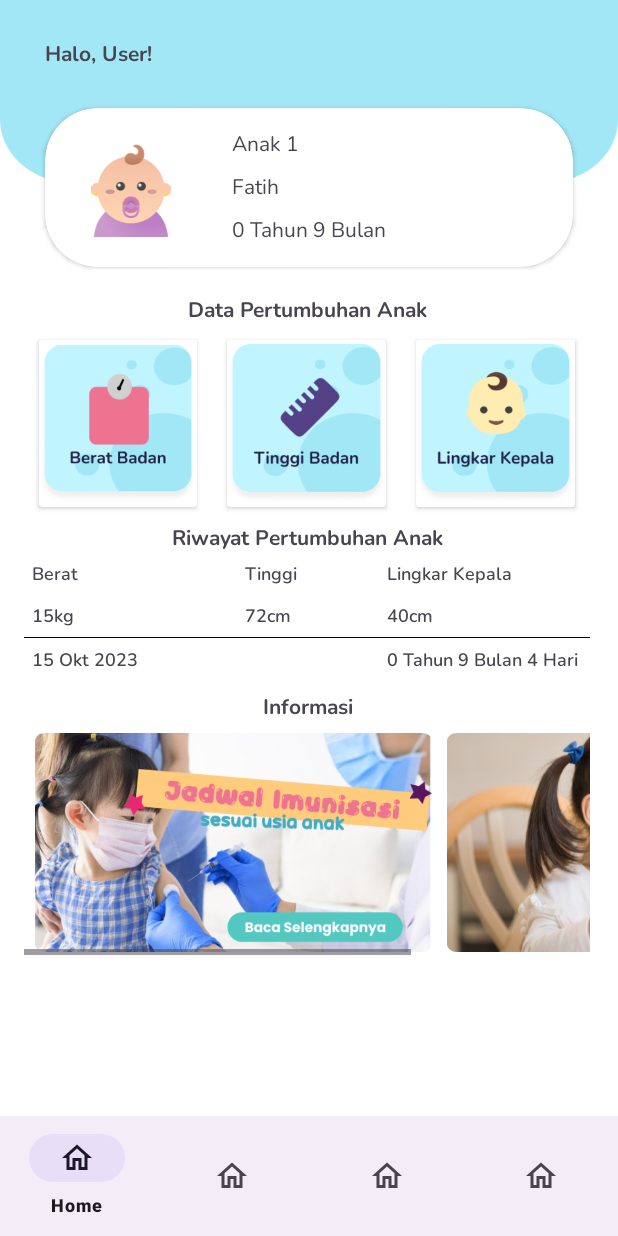
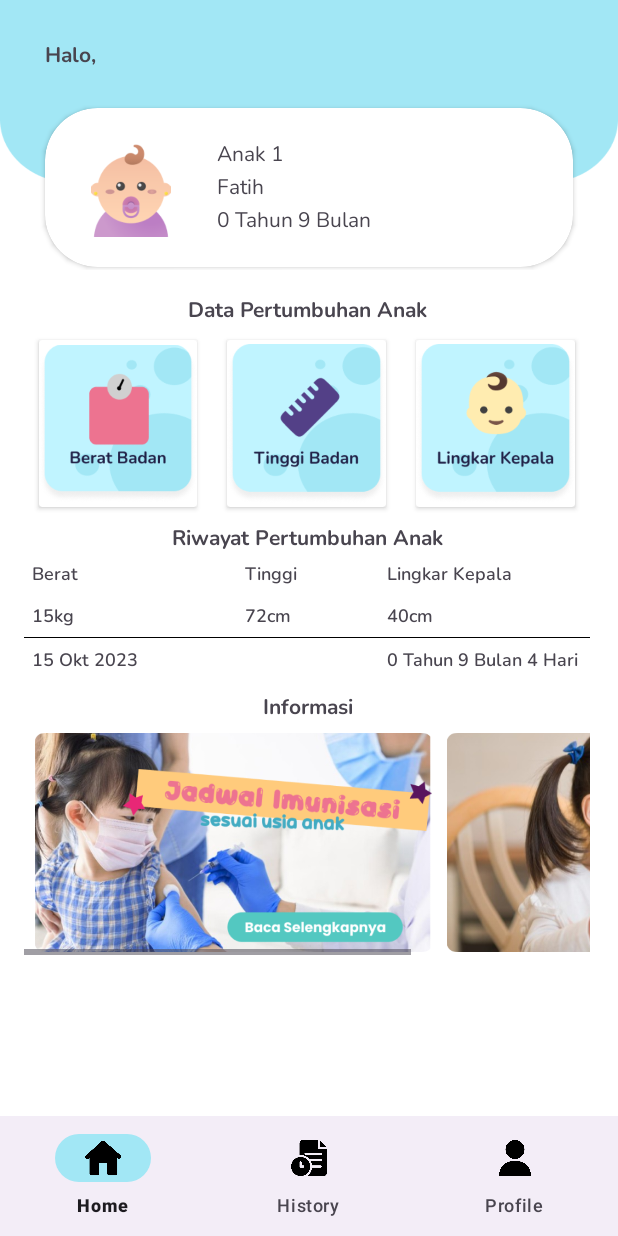
Before and after one commit to luhihsan/LilMile, an Android app: the Homepage screen opened directly, with no data from a screen before it, on a phone screen of 412 x 824 dp. Run offline under Robolectric (Android 15) with nearby library versions, the phone set to English and light mode, and no system bars.

Commit message:
add preferences for transfer var

```diff
--- a/app/src/main/AndroidManifest.xml
+++ b/app/src/main/AndroidManifest.xml
@@ -12,7 +12,7 @@
         android:label="@string/app_name"
         android:roundIcon="@mipmap/ic_launcher_round"
         android:supportsRtl="true"
-        android:theme="@style/Theme.Coba_LilMile"
+        android:theme="@style/Theme.LilMile"
         tools:targetApi="31">
         <activity
             android:name=".welcome_page"
--- a/app/src/main/java/com/example/coba_lilmile/Homepage.kt
+++ b/app/src/main/java/com/example/coba_lilmile/Homepage.kt
@@ -4,19 +4,36 @@ import android.content.Intent
 import androidx.appcompat.app.AppCompatActivity
 import android.os.Bundle
 import android.widget.EditText
+import android.widget.TextView
 import androidx.cardview.widget.CardView
+import androidx.core.graphics.toColor
+import com.example.coba_lilmile.util.PreferenceHelper
 import com.google.android.material.bottomnavigation.BottomNavigationView
 
 class Homepage : AppCompatActivity() {
 
     private lateinit var pageTB: CardView
     private lateinit var bottomNavigation: BottomNavigationView
+    private lateinit var namaUser: TextView
+    private lateinit var preference: PreferenceHelper
 
     override fun onCreate(savedInstanceState: Bundle?) {
         super.onCreate(savedInstanceState)
         setContentView(R.layout.activity_homepage)
 
-        /*bottomNavigation.selectedItemId = R.id.item_1*/
+        namaUser = findViewById(R.id.textGreetingUser)
+        preference = PreferenceHelper(this)
+
+        namaUser.setText(preference.getValues("username"))
+
+        bottomNavigation = findViewById(R.id.bottom_navigation)
+
+        bottomNavigation.selectedItemId = R.id.menu_1
+
+        findViewById<BottomNavigationView>(R.id.bottom_navigation) .itemActiveIndicatorColor = getColorStateList(R.color.mainBlue)
+
+
+
 
         pageTB = findViewById<CardView>(R.id.btnTB)
 
--- a/app/src/main/java/com/example/coba_lilmile/DataPengguna.kt
+++ b/app/src/main/java/com/example/coba_lilmile/util/DataPengguna.kt
@@ -1,4 +1,4 @@
-package com.example.coba_lilmile
+package com.example.coba_lilmile.util
 
 import java.util.UUID
 
--- /dev/null
+++ b/app/src/main/java/com/example/coba_lilmile/util/PreferenceHelper.kt
@@ -0,0 +1,36 @@
+package com.example.coba_lilmile.util
+
+import android.content.Context
+import android.content.SharedPreferences
+
+class PreferenceHelper (val context: Context){
+
+    companion object {
+        const val USER_PREF = "USER_PREF"
+    }
+
+    private val USER_PREF = "USER_PREF"
+    private val sharedPreferences: SharedPreferences
+    val editor: SharedPreferences.Editor
+
+    init {
+        sharedPreferences = context.getSharedPreferences(USER_PREF, 0)
+        editor = sharedPreferences.edit()
+    }
+
+    fun setValues(key : String, value : String) {
+        editor.putString(key, value)
+            .apply()
+    }
+
+    fun getValues(key: String): String? {
+        return sharedPreferences.getString(key, "")
+
+    }
+
+    fun clear(){
+        editor.clear()
+            .apply()
+    }
+
+}
--- a/app/src/main/res/layout/activity_homepage.xml
+++ b/app/src/main/res/layout/activity_homepage.xml
@@ -21,16 +21,33 @@
             android:background="@drawable/bg_top_home_2"
             android:orientation="vertical">
 
+            <LinearLayout
+                android:layout_width="match_parent"
+                android:layout_height="wrap_content"
+                android:orientation="horizontal">
+
                 <TextView
                     android:id="@+id/textGreeting"
-                android:layout_width="match_parent"
+                    android:layout_width="wrap_content"
                     android:layout_height="72dp"
                     android:layout_marginLeft="30dp"
                     android:fontFamily="@font/nunito_bold"
                     android:gravity="center_vertical"
-                android:text="Halo, User!"
+                    android:text="Halo, "
                     android:textAlignment="textStart"
                     android:textStyle="bold" />
+
+                <TextView
+                    android:id="@+id/textGreetingUser"
+                    android:layout_width="wrap_content"
+                    android:layout_height="72dp"
+                    android:layout_weight="1"
+                    android:fontFamily="@font/nunito_bold"
+                    android:gravity="center_vertical"
+                    android:text="@string/greetingUser"
+                    android:textAlignment="textStart"
+                    android:textStyle="bold" />
+            </LinearLayout>
 
             <androidx.cardview.widget.CardView
                 android:id="@+id/cardAnak"
@@ -57,9 +74,9 @@
                     <LinearLayout
                         android:layout_width="match_parent"
                         android:layout_height="match_parent"
-                        android:layout_marginLeft="20dp"
                         android:layout_weight="5"
-                        android:orientation="vertical">
+                        android:orientation="vertical"
+                        android:padding="10dp">
 
                         <TextView
                             android:id="@+id/numberAnak"
@@ -77,7 +94,7 @@
                             android:layout_weight="1"
                             android:fontFamily="@font/nunito_regular"
                             android:gravity="center_vertical"
-                            android:text="Fatih" />
+                            android:text="@string/namaAnak" />
 
                         <TextView
                             android:id="@+id/usiaAnak"
@@ -86,7 +103,7 @@
                             android:layout_weight="1"
                             android:fontFamily="@font/nunito_regular"
                             android:gravity="center_vertical"
-                            android:text="0 Tahun 9 Bulan" />
+                            android:text="@string/umurANak" />
                     </LinearLayout>
                 </LinearLayout>
             </androidx.cardview.widget.CardView>
@@ -375,10 +392,14 @@
         android:id="@+id/bottom_navigation"
         android:layout_width="match_parent"
         android:layout_height="wrap_content"
+        app:itemHorizontalTranslationEnabled="false"
+        app:itemIconTint="@color/black"
         app:layout_constraintBottom_toBottomOf="parent"
         app:layout_constraintEnd_toEndOf="parent"
         app:layout_constraintStart_toStartOf="parent"
         app:layout_constraintTop_toTopOf="parent"
+
+
         app:layout_constraintVertical_bias="1.0"
         app:menu="@menu/bottom_navigation_menu" />
 
--- a/app/src/main/res/menu/bottom_navigation_menu.xml
+++ b/app/src/main/res/menu/bottom_navigation_menu.xml
@@ -1,24 +1,20 @@
 <?xml version="1.0" encoding="utf-8"?>
 <menu xmlns:android="http://schemas.android.com/apk/res/android">
     <item
-        android:id="@+id/item_1"
+        android:id="@+id/menu_1"
         android:enabled="true"
-        android:icon="@drawable/ic_home2"
+        android:icon="@drawable/ic_home"
         android:title="Home"/>
     <item
-        android:id="@+id/item_2"
-        android:enabled="true"
-        android:icon="@drawable/ic_home2"
-        android:title="Home"/>
+        android:id="@+id/menu_2"
+        android:enabled="false"
+        android:icon="@drawable/ic_history"
+        android:title="History"/>
     <item
-        android:id="@+id/item_3"
-        android:enabled="true"
-        android:icon="@drawable/ic_home2"
-        android:title="Home"/>
-    <item
-        android:id="@+id/item_4"
-        android:enabled="true"
-        android:icon="@drawable/ic_home2"
-        android:title="Home"/>
+        android:id="@+id/menu_3"
+        android:enabled="false"
+        android:icon="@drawable/ic_profile"
+        android:title="Profile"/>
+
 
 </menu>
--- /dev/null
+++ b/app/src/main/res/values/bottom_navigation_colors.xml
@@ -0,0 +1,4 @@
+<?xml version="1.0" encoding="utf-8"?>
+<resources>
+    <color name="bottom_navigation_selected_badge_color">@color/mainBlue</color>
+</resources>
--- a/app/src/main/res/values/strings.xml
+++ b/app/src/main/res/values/strings.xml
@@ -30,8 +30,13 @@
     <string name="fill_provinsi">Masukkan Provinsi</string>
     <string name="provinsi">Provinsi</string>
     <string name="opsiDetail">Tinggi Badan (cm)</string>
-    <string name="interPret">Interpretasi: Normal</string>
+    <string name="interPret">Interpretasi: </string>
+    <string name="hasilInterpret">-</string>
     <string name="hasilInter">Tinggi badan anak sesuai umur. Pantau ulang tinggi badan secara berkala</string>
+    <string name="greetingUser"> User!</string>
+
+    <string name="namaAnak">Fatih</string>
+    <string name="umurANak">0 Tahun 9 Bulan</string>
 
 
     <string name="judulChart">Tinggi Badan</string>
--- a/app/src/main/res/values/themes.xml
+++ b/app/src/main/res/values/themes.xml
@@ -1,9 +1,22 @@
 <resources xmlns:tools="http://schemas.android.com/tools">
     <!-- Base application theme. -->
-    <style name="Base.Theme.Coba_LilMile" parent="Theme.Material3.DayNight.NoActionBar">
-        <!-- Customize your light theme here. -->
-        <!-- <item name="colorPrimary">@color/my_light_primary</item> -->
+    <style name="Theme.LilMile" parent="Theme.Material3.DayNight.NoActionBar">
+        <item name="colorPrimary">@color/mainBlue</item>
+        <item name="colorPrimaryVariant">@color/mainBlue</item>
+        <item name="colorOnPrimary">@color/mainBlue</item>
+        <!-- Secondary brand color. -->
+        <item name="colorSecondary">@color/teal_200</item>
+        <item name="colorSecondaryVariant">@color/teal_700</item>
+        <item name="colorOnSecondary">@color/black</item>
+        <!-- Status bar color. -->
+        <item name="android:statusBarColor" tools:targetApi="l">?attr/colorPrimaryVariant</item>
+        <!-- Customize your theme here. -->
     </style>
 
     <style name="Theme.Coba_LilMile" parent="Base.Theme.Coba_LilMile" />
+    <style name="myBottomNavigationStyle">
+        <item name="android:background">@color/white</item>
+        <item name="itemIconTint">@drawable/bottom_navigation_colors</item>
+        <item name="itemTextColor">@drawable/bottom_navigation_colors</item>
+    </style>
 </resources>
```
Also changed, not shown: app/src/main/java/com/example/coba_lilmile/Login.kt (+9 -9 lines), app/src/main/res/drawable/bottom_navigation_colors.xml (added, +9 -0 lines), app/src/main/res/layout/activity_view_chart.xml (+17 -1 lines), app/src/main/res/values/colors.xml (+12 -0 lines), app/src/main/res/drawable/ic_history.png (added), app/src/main/res/drawable/ic_home.png, app/src/main/res/drawable/ic_profile.png, app/src/main/res/drawable/ic_reserve.png. Lines whose indentation alone changed are shown as unchanged.
